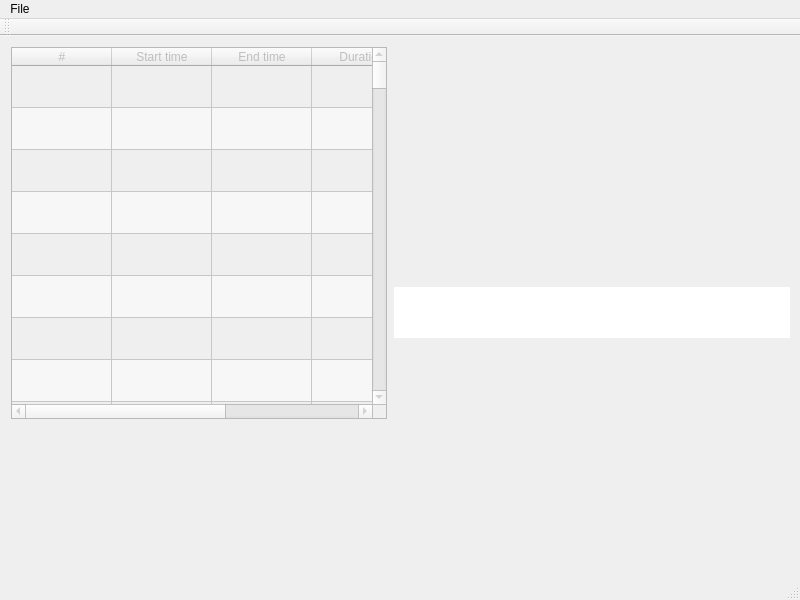
This is mainwindow.ui in liloneum/amapola as Qt 5 draws it before an edit. The edited form follows.
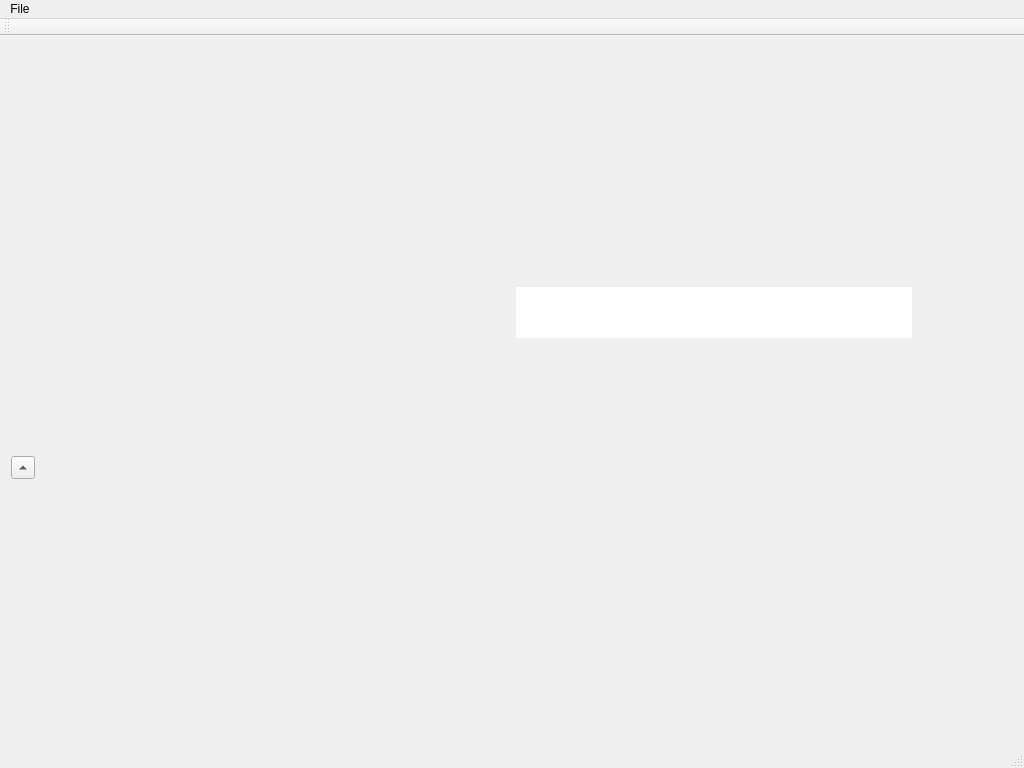
This is the edited form. The open tabs and pages were chosen to show the change. Custom widgets are drawn as their Qt base class.

Commit message:
Add settings tab
Only graphics interface preparation
Settings managment to do

What changed in the file:
```diff
--- a/mainwindow.ui
+++ b/mainwindow.ui
@@ -9,8 +9,8 @@
    <rect>
     <x>0</x>
     <y>0</y>
-    <width>800</width>
-    <height>600</height>
+    <width>1024</width>
+    <height>768</height>
    </rect>
   </property>
   <property name="minimumSize">
@@ -34,6 +34,10 @@
      <number>6</number>
     </property>
     <item row="0" column="0">
+     <widget class="QStackedWidget" name="stackedWidget">
+      <property name="currentIndex">
+       <number>0</number>
+      </property>
      <widget class="MySubtitlesTable" name="subTable">
       <property name="enabled">
        <bool>false</bool>
@@ -241,6 +245,10 @@
         <set>AlignHCenter|AlignVCenter|AlignCenter</set>
        </property>
       </column>
+      </widget>
+      <widget class="MySettings" name="page2">
+       <layout class="QGridLayout" name="gridLayout_3"/>
+      </widget>
      </widget>
     </item>
     <item row="0" column="1">
@@ -286,6 +294,16 @@
      </widget>
     </item>
     <item row="1" column="0" colspan="2">
+     <widget class="QToolButton" name="settingsButton">
+      <property name="text">
+       <string>Tool</string>
+      </property>
+      <property name="arrowType">
+       <enum>Qt::UpArrow</enum>
+      </property>
+     </widget>
+    </item>
+    <item row="2" column="0" colspan="2">
      <widget class="MyWaveForm" name="waveForm" native="true">
       <property name="sizePolicy">
        <sizepolicy hsizetype="MinimumExpanding" vsizetype="MinimumExpanding">
@@ -314,7 +332,7 @@
     <rect>
      <x>0</x>
      <y>0</y>
-     <width>800</width>
+     <width>1024</width>
      <height>25</height>
     </rect>
    </property>
@@ -384,6 +402,12 @@
    <extends>QTableWidget</extends>
    <header location="global">mysubtitlestable.h</header>
   </customwidget>
+  <customwidget>
+   <class>MySettings</class>
+   <extends>QWidget</extends>
+   <header location="global">mysettings.h</header>
+   <container>1</container>
+  </customwidget>
  </customwidgets>
  <tabstops>
   <tabstop>subTable</tabstop>
```
Left out of the diff: 3 changed lines with no effect on the pictures. The commit also changes 6 other files.
